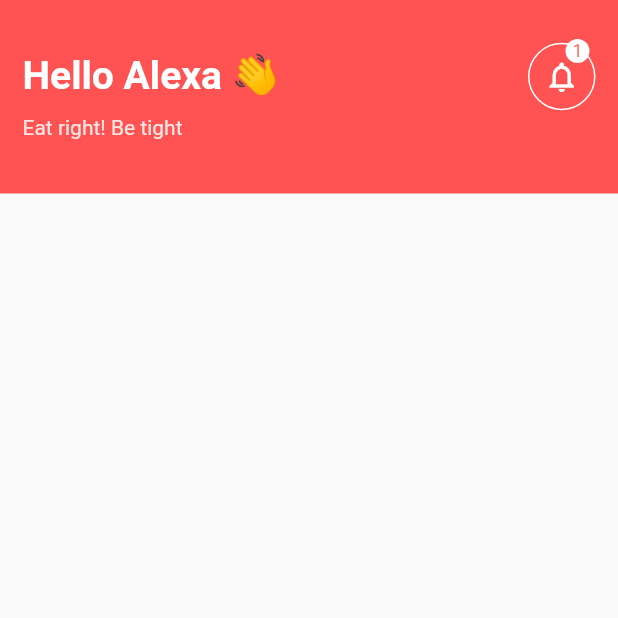
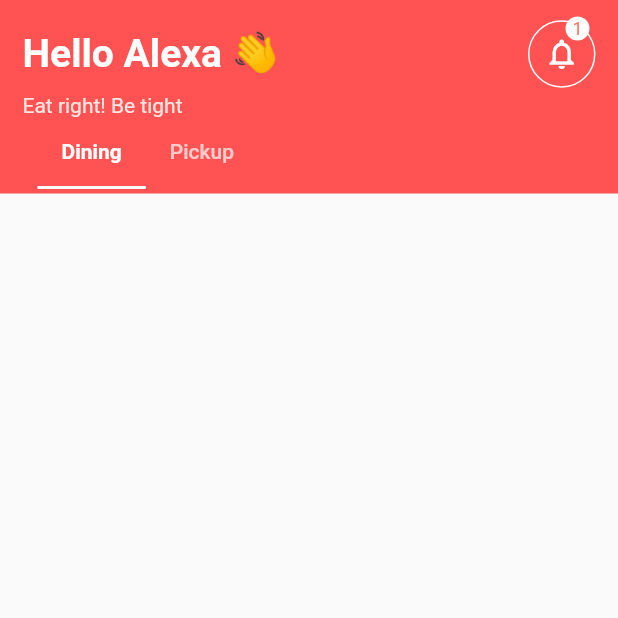
Before and after one commit to mianhaseeb09/flutter_dash_app, a Flutter app: the HomeScreen screen opened directly, on a phone screen of 412 x 824 dp, the top half of it. Run offline on Flutter 3.47's test engine with Material 2 defaults, Android fonts, the phone set to English and light mode, and no system bars; our stand-ins replace font_awesome_flutter.

Commit message:
[commit message]

```diff
--- a/lib/screens/home_screen/home_screen.dart
+++ b/lib/screens/home_screen/home_screen.dart
@@ -8,26 +8,26 @@ class HomeScreen extends StatefulWidget {
   State<HomeScreen> createState() => _HomeScreenState();
 }
 
-class _HomeScreenState extends State<HomeScreen> with TickerProviderStateMixin{
-   TabController? _tabController;
+class _HomeScreenState extends State<HomeScreen>{
+   // TabController? _tabController;
    // static const List<Tab> myTabs = <Tab>[
    //   Tab(text: 'Dining'),
    //   Tab(text: 'PickUp'),
    // ];
-   @override
-   void initState() {
-     super.initState();
-     _tabController = TabController(vsync: this, length: 2);
-   }
-   @override
-   void dispose() {
-     _tabController!.dispose();
-     super.dispose();
-   }
+   // @override
+   // void initState() {
+   //   super.initState();
+   //   _tabController = TabController(vsync: this, length: 2);
+   // }
+   // @override
+   // void dispose() {
+   //   _tabController!.dispose();
+   //   super.dispose();
+   // }
    @override
   Widget build(BuildContext context) {
     return const Scaffold(
-      appBar: PreferredSize(
+      appBar:  PreferredSize(
           preferredSize: Size.fromHeight(170),
           child: CustomAppBar()),
 
--- a/lib/screens/widget/custom_app_bar.dart
+++ b/lib/screens/widget/custom_app_bar.dart
@@ -1,3 +1,4 @@
+import 'package:flutter/gestures.dart';
 import 'package:flutter/material.dart';
 
 class CustomAppBar extends StatefulWidget {
@@ -8,20 +9,33 @@ class CustomAppBar extends StatefulWidget {
 }
 
 class _CustomAppBarState extends State<CustomAppBar>with TickerProviderStateMixin {
-
+  TabController? _tabController;
+  // static const List<Tab> myTabs = <Tab>[
+  //   Tab(text: 'Dining'),
+  //   Tab(text: 'PickUp'),
+  // ];
+  @override
+  void initState() {
+    super.initState();
+    _tabController = TabController(vsync: this, length: 2);
+  }
+  @override
+  void dispose() {
+    _tabController?.dispose();
+    super.dispose();
+  }
   @override
   Widget build(BuildContext context) {
     return Scaffold(
-      appBar:  PreferredSize(
-        preferredSize: const Size.fromHeight(170),
-        child: Container(
+
+      body:  Container(
         width: MediaQuery.of(context).size.width,
         height: 129,
         decoration: const BoxDecoration(color: Colors.redAccent),
         child: Column(
           children: [
             Padding(
-                padding: const EdgeInsets.only(top: 25, left: 15, right: 15),
+              padding: const EdgeInsets.only(top: 10, left: 15, right: 15),
               child: Row(
                 mainAxisAlignment: MainAxisAlignment.spaceBetween,
                 children: [
@@ -84,12 +98,52 @@ class _CustomAppBarState extends State<CustomAppBar>with TickerProviderStateMixi
                 ],
               ),
             ),
+            Padding(
+              padding: const EdgeInsets.only(left: 25),
+              child: Row(
+                children:  const [
+                  DefaultTabController(
+                    initialIndex: 0,
+                    length: 2,
 
+                    child: TabBar(
+                      isScrollable: true,
+                      indicatorColor: Colors.white,
+                      indicatorSize: TabBarIndicatorSize.tab,
+                      tabs: [
+                        Tab(
+                          child: Text(
+                            'Dining',
+                            style: TextStyle(fontWeight: FontWeight.bold),
+                          ),
+                        ),
+                        Tab(
+                          child: Text('Pickup'),
+                        ),
                       ],
                     ),
                   ),
+                ],
+              ),
+            )
+          ],
+        ),
       ),
 
+      // TabBarView(
+      //   controller: _tabController,
+      //   physics: const ScrollPhysics(parent: AlwaysScrollableScrollPhysics()),
+      //   dragStartBehavior: DragStartBehavior.start,
+      //
+      //   children:   const [
+      //     Center(
+      //       child: Text("It's cloudy here"),
+      //     ),
+      //     Center(
+      //       child: Text("Wao"),
+      //     ),
+      //   ],
+      // ),
     );
   }
 }
```
Also changed, not shown: lib/screens/home_screen/dining_screen.dart (added, +19 -0 lines). Lines whose indentation alone changed are shown as unchanged.
